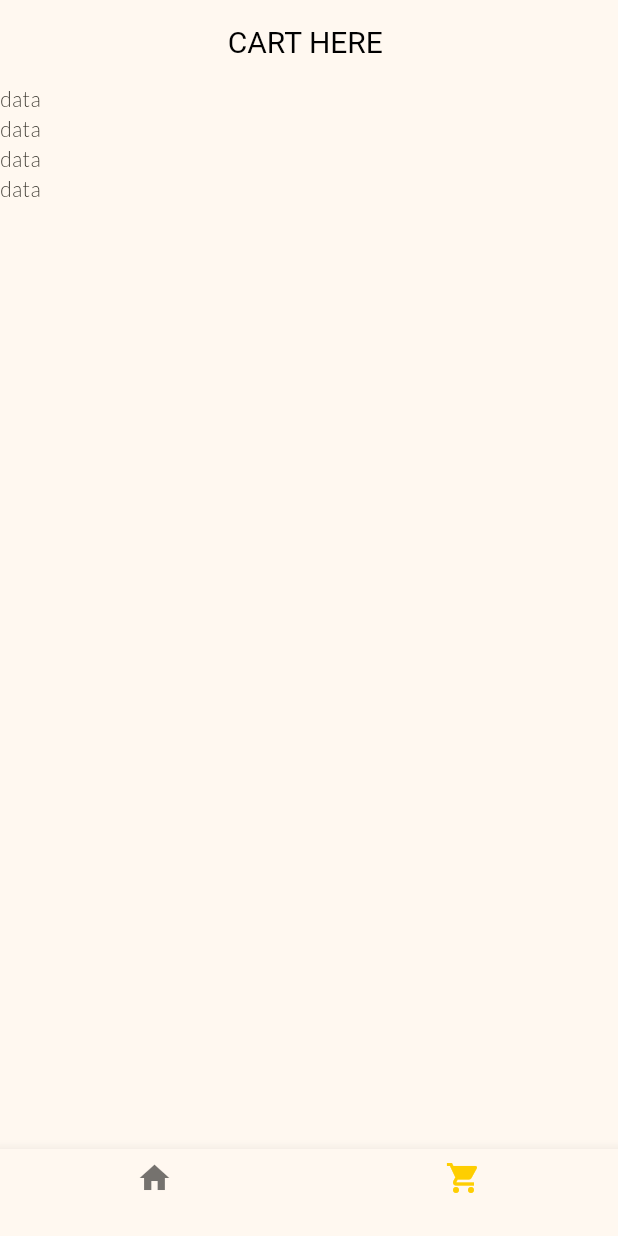
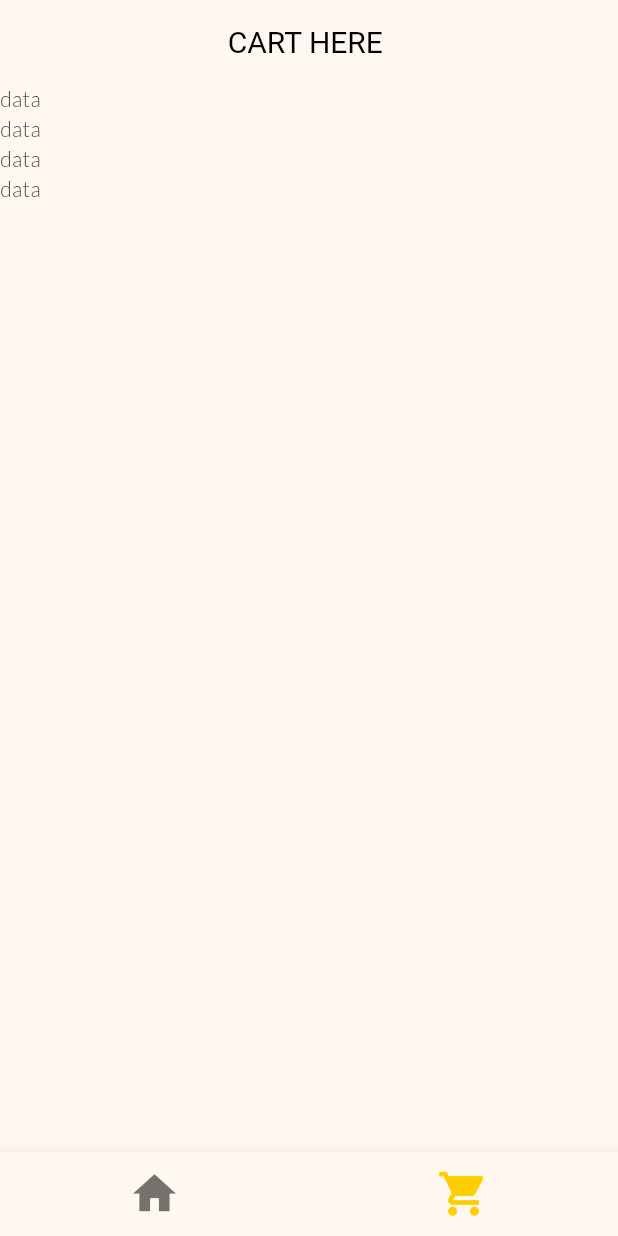
Before and after one commit to aditechdev/shoping_app_flutter, a Flutter app: the screen it shows after launch, item 2 of the bottom bar chosen, on a phone screen of 412 x 824 dp. Run offline on Flutter 3.47's test engine with Material 2 defaults, Android fonts, the phone set to English and light mode, and no system bars.

Commit message:
:zap: BOTTOM NAV DOEN

```diff
--- a/lib/home_page.dart
+++ b/lib/home_page.dart
@@ -12,15 +12,15 @@ class HomePage extends StatefulWidget {
 class _HomePageState extends State<HomePage> {
   int currentPage = 0;
 
-  final List<Widget> pages = [
-    const ProductList(),
-    const CartPage(),
-  ];
+  final List<Widget> pages = const [ProductList(), CartPage()];
 
   @override
   Widget build(BuildContext context) {
     return Scaffold(
       bottomNavigationBar: BottomNavigationBar(
+        iconSize: 35,
+        selectedFontSize: 0,
+        unselectedFontSize: 0,
         currentIndex: currentPage,
         onTap: (value) {
           setState(() {
@@ -38,7 +38,10 @@ class _HomePageState extends State<HomePage> {
           ),
         ],
       ),
-      body: pages[currentPage],
+      body: IndexedStack(
+        index: currentPage,
+        children: pages,
+      ),
     );
   }
 }
```
